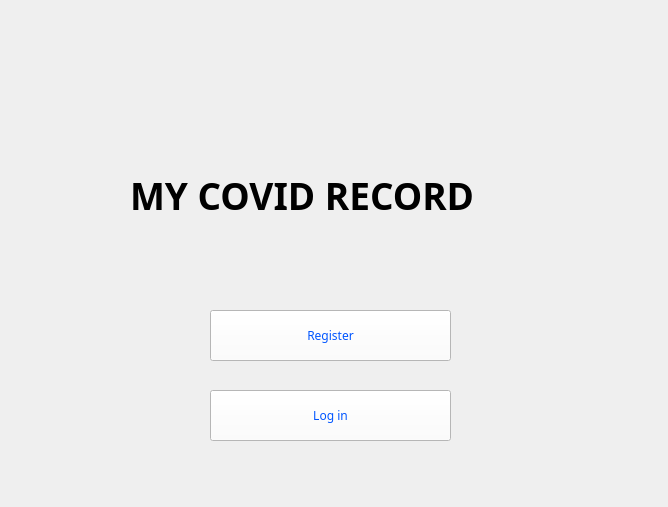
The window that mainwindow.ui (Faleupolu/106.2) describes before a commit, drawn with Qt 5.
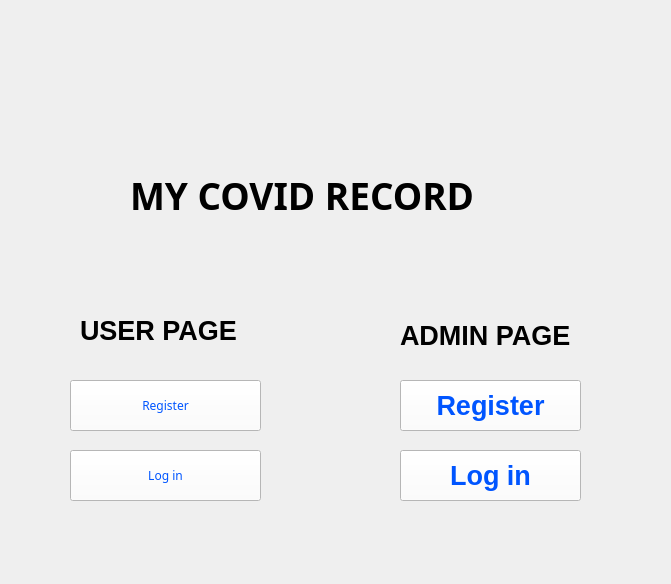
The same window after the commit. Icons and pictures are not drawn.

The edit to the form file:
```diff
--- a/mainwindow.ui
+++ b/mainwindow.ui
@@ -6,10 +6,16 @@
    <rect>
     <x>0</x>
     <y>0</y>
-    <width>668</width>
-    <height>507</height>
+    <width>671</width>
+    <height>584</height>
    </rect>
   </property>
+  <property name="font">
+   <font>
+    <pointsize>20</pointsize>
+    <bold>true</bold>
+   </font>
+  </property>
   <property name="windowTitle">
    <string>Homepage</string>
   </property>
@@ -27,59 +33,6 @@
      <string/>
     </property>
    </widget>
-   <widget class="QPushButton" name="pushButton_Login">
-    <property name="geometry">
-     <rect>
-      <x>210</x>
-      <y>390</y>
-      <width>241</width>
-      <height>51</height>
-     </rect>
-    </property>
-    <property name="font">
-     <font>
-      <family>Arial Black</family>
-      <pointsize>9</pointsize>
-      <italic>false</italic>
-      <bold>false</bold>
-     </font>
-    </property>
-    <property name="styleSheet">
-     <string notr="true">background-color: rgb(255, 255, 255);
-font: 87 9pt &quot;Arial Black&quot;;
-color: rgb(0, 85, 255);</string>
-    </property>
-    <property name="text">
-     <string>Log in</string>
-    </property>
-   </widget>
-   <widget class="QPushButton" name="pushButton_SignUp">
-    <property name="geometry">
-     <rect>
-      <x>210</x>
-      <y>310</y>
-      <width>241</width>
-      <height>51</height>
-     </rect>
-    </property>
-    <property name="font">
-     <font>
-      <family>Arial Black</family>
-      <pointsize>9</pointsize>
-      <italic>false</italic>
-      <bold>false</bold>
-     </font>
-    </property>
-    <property name="styleSheet">
-     <string notr="true">background-color: rgb(255, 255, 255);
-font: 87 9pt &quot;Arial Black&quot;;
-color: rgb(0, 85, 255);
-</string>
-    </property>
-    <property name="text">
-     <string>Register</string>
-    </property>
-   </widget>
    <widget class="QLabel" name="label">
     <property name="geometry">
      <rect>
@@ -121,6 +74,127 @@
 }</string>
     </property>
    </widget>
+   <widget class="QPushButton" name="pushButton_SignUp">
+    <property name="geometry">
+     <rect>
+      <x>70</x>
+      <y>380</y>
+      <width>191</width>
+      <height>51</height>
+     </rect>
+    </property>
+    <property name="font">
+     <font>
+      <family>Arial Black</family>
+      <pointsize>9</pointsize>
+      <italic>false</italic>
+      <bold>false</bold>
+     </font>
+    </property>
+    <property name="styleSheet">
+     <string notr="true">background-color: rgb(255, 255, 255);
+font: 87 9pt &quot;Arial Black&quot;;
+color: rgb(0, 85, 255);
+</string>
+    </property>
+    <property name="text">
+     <string>Register</string>
+    </property>
+   </widget>
+   <widget class="QPushButton" name="pushButton_Login">
+    <property name="geometry">
+     <rect>
+      <x>70</x>
+      <y>450</y>
+      <width>191</width>
+      <height>51</height>
+     </rect>
+    </property>
+    <property name="font">
+     <font>
+      <family>Arial Black</family>
+      <pointsize>9</pointsize>
+      <italic>false</italic>
+      <bold>false</bold>
+     </font>
+    </property>
+    <property name="styleSheet">
+     <string notr="true">background-color: rgb(255, 255, 255);
+font: 87 9pt &quot;Arial Black&quot;;
+color: rgb(0, 85, 255);</string>
+    </property>
+    <property name="text">
+     <string>Log in</string>
+    </property>
+   </widget>
+   <widget class="QLabel" name="label_2">
+    <property name="geometry">
+     <rect>
+      <x>80</x>
+      <y>310</y>
+      <width>181</width>
+      <height>41</height>
+     </rect>
+    </property>
+    <property name="font">
+     <font>
+      <pointsize>20</pointsize>
+      <bold>true</bold>
+     </font>
+    </property>
+    <property name="text">
+     <string>USER PAGE</string>
+    </property>
+   </widget>
+   <widget class="QLabel" name="label_3">
+    <property name="geometry">
+     <rect>
+      <x>400</x>
+      <y>310</y>
+      <width>181</width>
+      <height>51</height>
+     </rect>
+    </property>
+    <property name="text">
+     <string>ADMIN PAGE</string>
+    </property>
+   </widget>
+   <widget class="QPushButton" name="pushButtonadminregister">
+    <property name="geometry">
+     <rect>
+      <x>400</x>
+      <y>380</y>
+      <width>181</width>
+      <height>51</height>
+     </rect>
+    </property>
+    <property name="styleSheet">
+     <string notr="true">background-color: rgb(255, 255, 255);
+font: 87 9pt &quot;Arial Black&quot;;
+color: rgb(0, 85, 255);</string>
+    </property>
+    <property name="text">
+     <string>Register</string>
+    </property>
+   </widget>
+   <widget class="QPushButton" name="pushButtonadminlogin">
+    <property name="geometry">
+     <rect>
+      <x>400</x>
+      <y>450</y>
+      <width>181</width>
+      <height>51</height>
+     </rect>
+    </property>
+    <property name="styleSheet">
+     <string notr="true">background-color: rgb(255, 255, 255);
+font: 87 9pt &quot;Arial Black&quot;;
+color: rgb(0, 85, 255);</string>
+    </property>
+    <property name="text">
+     <string>Log in</string>
+    </property>
+   </widget>
   </widget>
   <action name="actionAdmin_Login">
    <property name="text">
```
Left out of the diff: 3 changed lines with no effect on the pictures.
